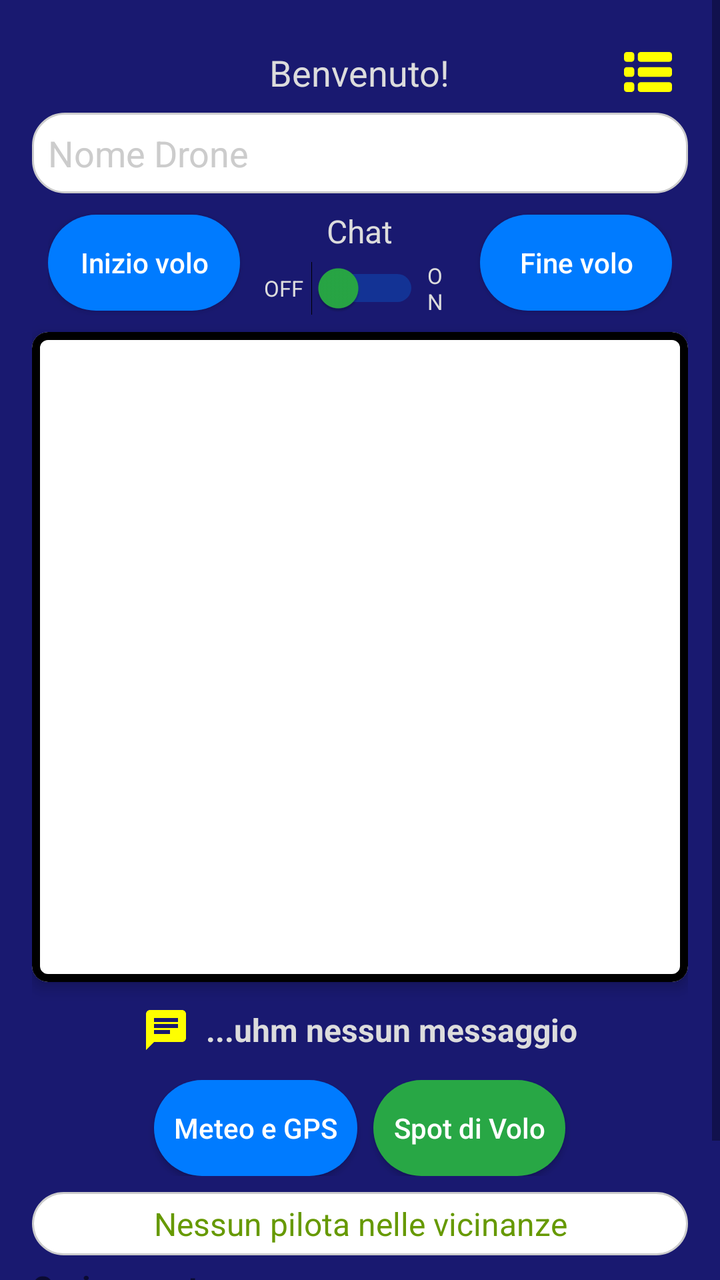
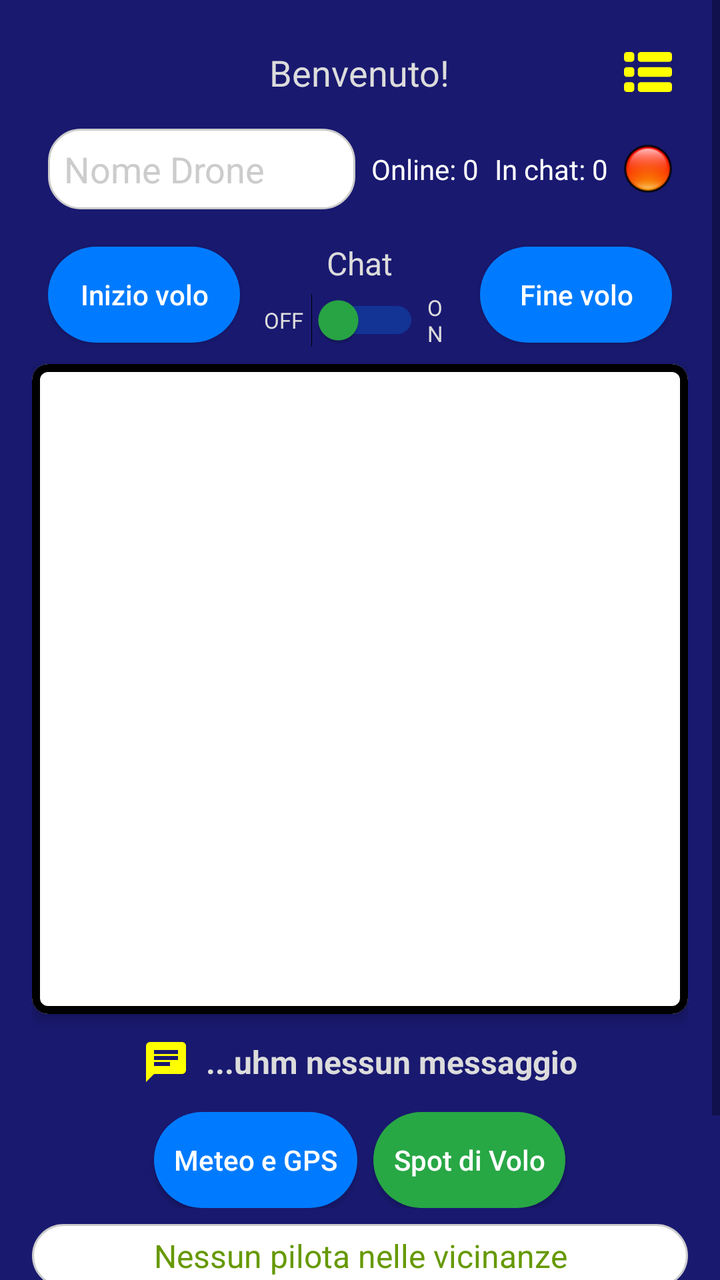

The first picture is an Android layout as it rendered before a commit; the second is the same layout after the commit. The layout source and the unified diff follow.
<!-- AndroidManifest.xml: activity theme Theme.AppCompat.Light -->
<!-- res/layout/activity_dashboard.xml -->
<androidx.constraintlayout.widget.ConstraintLayout
    xmlns:android="http://schemas.android.com/apk/res/android"
    xmlns:app="http://schemas.android.com/apk/res-auto"
    android:layout_width="match_parent"
    android:layout_height="match_parent"
    android:fitsSystemWindows="true">

    <ScrollView
        android:layout_width="match_parent"
        android:layout_height="match_parent"
        android:clipToPadding="false">

        <LinearLayout
            android:layout_width="match_parent"
            android:layout_height="match_parent"
            android:orientation="vertical"
            android:background="#191970"
            android:padding="16dp">

            
            <RelativeLayout
                android:layout_width="match_parent"
                android:layout_height="wrap_content">

                <TextView
                    android:id="@+id/welcomeTextView"
                    android:layout_width="wrap_content"
                    android:layout_height="wrap_content"
                    android:text="Benvenuto!"
                    android:textSize="18sp"
                    android:gravity="center"
                    android:textColor="#DCDCDC"
                    android:layout_centerHorizontal="true"
                    android:padding="8dp"/>

                <ImageButton
                    android:id="@+id/menuButton"
                    android:layout_width="wrap_content"
                    android:layout_height="wrap_content"
                    android:src="@drawable/ic_menu"
                    android:contentDescription="Menu"
                    android:background="?attr/selectableItemBackgroundBorderless"
                    android:layout_alignParentRight="true"
                    android:layout_centerVertical="true"
                    android:padding="8dp"/>
            </RelativeLayout>

            
            <EditText
                android:id="@+id/droneField"
                android:layout_width="match_parent"
                android:layout_height="wrap_content"
                android:background="@drawable/rounded_input"
                android:padding="8dp"
                android:textColor="#000"
                android:textColorHint="#ccc"
                android:hint="Nome Drone" />

            <LinearLayout
                android:layout_width="match_parent"
                android:layout_height="wrap_content"
                android:orientation="horizontal"
                android:gravity="center"
                android:layout_marginTop="8dp"
                android:layout_marginBottom="8dp"
                android:paddingHorizontal="8dp">

                
                <Button
                    android:id="@+id/startFlightButton"
                    android:layout_width="0dp"
                    android:layout_height="wrap_content"
                    android:layout_weight="1"
                    android:text="Inizio volo"
                    android:textAllCaps="false"
                    android:paddingHorizontal="10dp"
                    android:textColor="@color/button_text_color"
                    android:background="@drawable/rounded_button_blue"
                    android:layout_marginEnd="8dp"/>

                
                <LinearLayout
                    android:layout_width="0dp"
                    android:layout_height="wrap_content"
                    android:layout_weight="1"
                    android:orientation="vertical"
                    android:gravity="center"
                    android:layout_marginHorizontal="4dp">

                    <TextView
                        android:id="@+id/chatTitle"
                        android:layout_width="wrap_content"
                        android:layout_height="wrap_content"
                        android:text="Chat"
                        android:textColor="#DCDCDC"
                        android:textSize="16sp"
                        android:layout_marginBottom="4dp" />

                    <LinearLayout
                        android:layout_width="wrap_content"
                        android:layout_height="wrap_content"
                        android:orientation="horizontal"
                        android:gravity="center">

                        <TextView
                            android:id="@+id/chatLabelOn"
                            android:layout_width="wrap_content"
                            android:layout_height="wrap_content"
                            android:text="OFF"
                            android:textColor="#DCDCDC"
                            android:textSize="11sp"
                            android:layout_marginEnd="4dp" />

                        <Switch
                            android:id="@+id/chatToggle"
                            android:layout_width="wrap_content"
                            android:layout_height="wrap_content"
                            android:thumbTint="@color/green_button"
                            android:trackTint="@color/blue_button" />

                        <TextView
                            android:id="@+id/chatLabelOff"
                            android:layout_width="wrap_content"
                            android:layout_height="wrap_content"
                            android:text="ON"
                            android:textColor="#DCDCDC"
                            android:textSize="11sp"
                            android:layout_marginStart="4dp" />
                    </LinearLayout>
                </LinearLayout>

                
                <Button
                    android:id="@+id/stopFlightButton"
                    android:layout_width="0dp"
                    android:layout_height="wrap_content"
                    android:layout_weight="1"
                    android:text="Fine volo"
                    android:textAllCaps="false"
                    android:paddingHorizontal="10dp"
                    android:textColor="@color/button_text_color"
                    android:background="@drawable/rounded_button_blue"
                    android:layout_marginStart="8dp"/>
            </LinearLayout>


            
            <com.google.android.material.card.MaterialCardView
                android:layout_width="match_parent"
                android:layout_height="325dp"
                android:theme="@style/Theme.MaterialComponents.Light"
                app:cardElevation="4dp"
                app:cardCornerRadius="8dp"
                app:strokeWidth="4dp"
                app:strokeColor="@color/black">

                <FrameLayout
                    android:id="@+id/mapContainer"
                    android:layout_width="match_parent"
                    android:layout_height="match_parent"/>
            </com.google.android.material.card.MaterialCardView>

            
            <LinearLayout
                android:id="@+id/new_message_container"
                android:layout_width="wrap_content"
                android:layout_height="wrap_content"
                android:orientation="horizontal"
                android:gravity="center"
                android:visibility="visible"
                android:layout_marginTop="12dp"
                android:layout_gravity="center_horizontal">

                <ImageView
                    android:id="@+id/new_message_icon"
                    android:layout_width="24dp"
                    android:layout_height="24dp"
                    android:src="@drawable/ic_mail"
                    android:contentDescription="Nessun messaggio" />

                <TextView
                    android:id="@+id/new_message_text"
                    android:layout_width="wrap_content"
                    android:layout_height="wrap_content"
                    android:text="...uhm nessun messaggio"
                    android:textColor="#DCDCDC"
                    android:textSize="16sp"
                    android:textStyle="bold"
                    android:paddingStart="8dp" />
            </LinearLayout>

            
            <LinearLayout
                android:id="@+id/weather_info_container"
                android:layout_width="match_parent"
                android:layout_height="wrap_content"
                android:orientation="horizontal"
                android:layout_marginTop="5dp"
                android:gravity="center"
                android:padding="8dp">

                <Button
                    android:id="@+id/weather_forecast_button"
                    android:layout_width="wrap_content"
                    android:layout_height="wrap_content"
                    android:text="Meteo e GPS"
                    android:textAllCaps="false"
                    android:paddingHorizontal="10dp"
                    android:textColor="@color/button_text_color"
                    android:background="@drawable/rounded_button_blue"
                    android:layout_marginEnd="8dp"/>

                
                <Button
                    android:id="@+id/takeoff_spots_button"
                    android:layout_width="wrap_content"
                    android:layout_height="wrap_content"
                    android:text="Spot di Volo"
                    android:textAllCaps="false"
                    android:paddingHorizontal="10dp"
                    android:textColor="@color/button_text_color"
                    android:background="@drawable/rounded_button_green"/>
            </LinearLayout>

            
            <TextView
                android:id="@+id/pilotNearAlert"
                android:layout_width="match_parent"
                android:layout_height="wrap_content"
                android:text="Nessun pilota nelle vicinanze"
                android:textSize="16sp"
                android:textColor="@android:color/holo_green_dark"
                android:gravity="center"
                android:padding="5dp"
                android:background="@drawable/rounded_textview" />

            <TextView
                android:id="@+id/lowerLimitTextView"
                android:layout_width="wrap_content"
                android:layout_height="wrap_content"
                android:text="Caricamento..."
                android:textSize="16sp"
                android:textStyle="bold"
                android:layout_marginTop="5dp"/>

            
            <Button
                android:id="@+id/logoutButton"
                android:layout_width="match_parent"
                android:layout_height="wrap_content"
                android:text="Logout"
                android:textAllCaps="false"
                android:textColor="@color/button_text_color"
                android:background="@drawable/rounded_button_blue"/>
        </LinearLayout>
    </ScrollView>
</androidx.constraintlayout.widget.ConstraintLayout>
<!-- resources referenced by this layout -->
<resources>
  <color name="black">#FF000000</color>
  <color name="blue_button">#007BFF</color>
  <color name="button_text_color">#FFFFFF</color>
  <color name="green_button">#28A745</color>
  <!-- drawable ic_mail (drawable) -->
  <vector xmlns:android="http://schemas.android.com/apk/res/android" android:autoMirrored="true" android:height="24dp" android:tint="#FFFF00" android:viewportHeight="24" android:viewportWidth="24" android:width="24dp">
        
      <path android:fillColor="@android:color/white" android:pathData="M20,2L4,2c-1.1,0 -1.99,0.9 -1.99,2L2,22l4,-4h14c1.1,0 2,-0.9 2,-2L22,4c0,-1.1 -0.9,-2 -2,-2zM6,9h12v2L6,11L6,9zM14,14L6,14v-2h8v2zM18,8L6,8L6,6h12v2z"/>
      
  </vector>
  <!-- drawable ic_menu (drawable) -->
  <vector xmlns:android="http://schemas.android.com/apk/res/android" android:height="24dp" android:viewportHeight="297" android:viewportWidth="297" android:width="24dp">
        
      <path android:fillColor="#FFFF00" android:pathData="M279.37,24.73H102.99c-9.72,0 -17.63,7.91 -17.63,17.63V67.92c0,9.72 7.91,17.63 17.63,17.63h176.38c9.72,0 17.63,-7.91 17.63,-17.63V42.36C297,32.64 289.09,24.73 279.37,24.73z"/>
        
      <path android:fillColor="#FFFF00" android:pathData="M279.37,118.09H102.99c-9.72,0 -17.63,7.91 -17.63,17.63v25.56c0,9.72 7.91,17.63 17.63,17.63h176.38c9.72,0 17.63,-7.91 17.63,-17.63v-25.56C297,126 289.09,118.09 279.37,118.09z"/>
        
      <path android:fillColor="#FFFF00" android:pathData="M279.37,211.45H102.99c-9.72,0 -17.63,7.91 -17.63,17.63v25.56c0,9.72 7.91,17.63 17.63,17.63h176.38c9.72,0 17.63,-7.91 17.63,-17.63v-25.56C297,219.36 289.09,211.45 279.37,211.45z"/>
        
      <path android:fillColor="#FFFF00" android:pathData="M45.97,24.73H17.63C7.91,24.73 0,32.64 0,42.36V67.92c0,9.72 7.91,17.63 17.63,17.63h28.33c9.72,0 17.63,-7.91 17.63,-17.63V42.36C63.6,32.64 55.69,24.73 45.97,24.73z"/>
        
      <path android:fillColor="#FFFF00" android:pathData="M45.97,118.09H17.63C7.91,118.09 0,126 0,135.72v25.56c0,9.72 7.91,17.63 17.63,17.63h28.33c9.72,0 17.63,-7.91 17.63,-17.63v-25.56C63.6,126 55.69,118.09 45.97,118.09z"/>
        
      <path android:fillColor="#FFFF00" android:pathData="M45.97,211.45H17.63C7.91,211.45 0,219.36 0,229.08v25.56c0,9.72 7.91,17.63 17.63,17.63h28.33c9.72,0 17.63,-7.91 17.63,-17.63v-25.56C63.6,219.36 55.69,211.45 45.97,211.45z"/>
      
  </vector>
  <!-- drawable rounded_button_blue (drawable) -->
  <shape xmlns:android="http://schemas.android.com/apk/res/android" android:shape="rectangle">
      <solid android:color="#007bff" />
      <corners android:radius="24dp" />
  </shape>
  <!-- drawable rounded_button_green (drawable) -->
  <shape xmlns:android="http://schemas.android.com/apk/res/android" android:shape="rectangle">
      <solid android:color="#28a745" />
      <corners android:radius="24dp" />
  </shape>
  <!-- drawable rounded_input (drawable) -->
  <shape xmlns:android="http://schemas.android.com/apk/res/android" android:shape="rectangle">
      <solid android:color="#FFFFFF" />
      <corners android:radius="16dp" />
      <stroke android:width="1dp" android:color="#CCCCCC"/>
  </shape>
  <!-- drawable rounded_textview (drawable) -->
  <shape xmlns:android="http://schemas.android.com/apk/res/android" android:shape="rectangle">
      <solid android:color="#FFFFFF" />
      <corners android:radius="16dp" />
      <stroke android:width="1dp" android:color="#CCCCCC"/>
  </shape>
</resources>

<!-- the commit's change to res/layout/activity_dashboard.xml (unified diff, before → after) -->
@@ -46,15 +46,51 @@
             </RelativeLayout>
 
             
-            <EditText
-                android:id="@+id/droneField"
-                android:layout_width="match_parent"
-                android:layout_height="wrap_content"
-                android:background="@drawable/rounded_input"
-                android:padding="8dp"
-                android:textColor="#000"
-                android:textColorHint="#ccc"
-                android:hint="Nome Drone" />
+            <LinearLayout
+                android:id="@+id/topBarLayout"
+                android:layout_width="match_parent"
+                android:layout_height="wrap_content"
+                android:orientation="horizontal"
+                android:gravity="center_vertical"
+                android:padding="8dp">
+
+                <EditText
+                    android:id="@+id/droneField"
+                    android:layout_width="0dp"
+                    android:layout_weight="2"
+                    android:maxLines="1"
+                    android:layout_height="wrap_content"
+                    android:background="@drawable/rounded_input"
+                    android:padding="8dp"
+                    android:textColor="#000"
+                    android:textColorHint="#ccc"
+                    android:hint="Nome Drone" />
+
+                <TextView
+                    android:id="@+id/onlineUsersText"
+                    android:layout_width="wrap_content"
+                    android:layout_height="wrap_content"
+                    android:textColor="#FFF"
+                    android:text="Online: 0"
+                    android:paddingStart="8dp"
+                    android:textSize="14sp" />
+
+                <TextView
+                    android:id="@+id/chatUsersText"
+                    android:layout_width="wrap_content"
+                    android:layout_height="wrap_content"
+                    android:textColor="#FFF"
+                    android:text="In chat: 0"
+                    android:paddingStart="8dp"
+                    android:textSize="14sp" />
+
+                <ImageView
+                    android:id="@+id/driLed"
+                    android:layout_width="24dp"
+                    android:layout_height="24dp"
+                    android:layout_marginStart="8dp"
+                    android:src="@drawable/led_off" />
+            </LinearLayout>
 
             <LinearLayout
                 android:layout_width="match_parent"
<!-- resource entries referenced after the edit -->
@@ -26,6 +26,7 @@
       <path android:fillColor="#FFFF00" android:pathData="M45.97,211.45H17.63C7.91,211.45 0,219.36 0,229.08v25.56c0,9.72 7.91,17.63 17.63,17.63h28.33c9.72,0 17.63,-7.91 17.63,-17.63v-25.56C63.6,219.36 55.69,211.45 45.97,211.45z"/>
       
   </vector>
+  <!-- drawable led_off: png bitmap (drawable, 2195 bytes) -->
   <!-- drawable rounded_button_blue (drawable) -->
   <shape xmlns:android="http://schemas.android.com/apk/res/android" android:shape="rectangle">
       <solid android:color="#007bff" />
